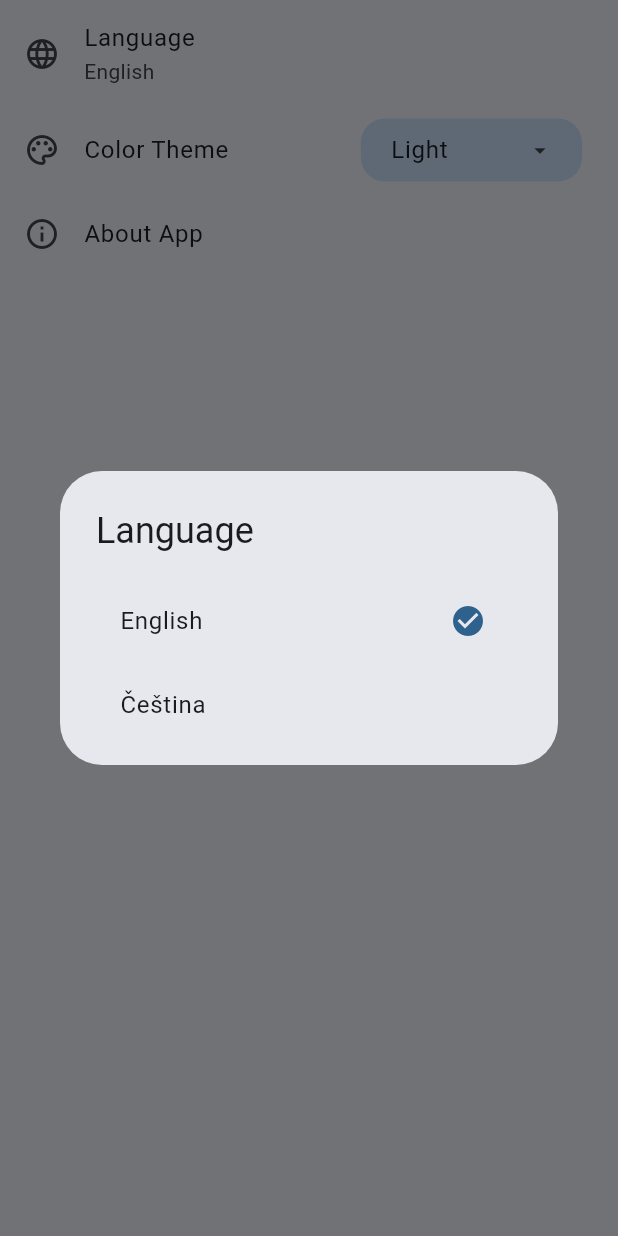
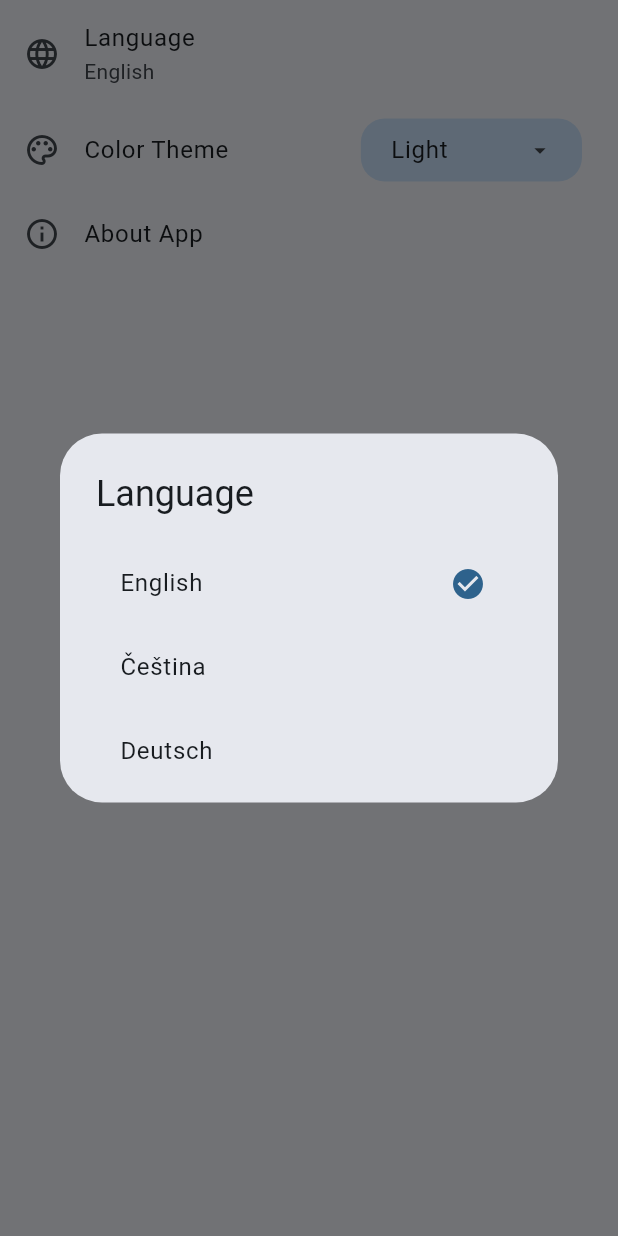
Before and after one commit to Nert53/aqua-points-calculator, a Flutter app: the SettingsScreen screen opened directly, after a tap on "Language", on a phone screen of 412 x 824 dp. Run offline on Flutter 3.47's test engine with Material 3 defaults, Android fonts, the phone set to English and light mode, and no system bars; our stand-ins replace flutter_linkify, flutter_svg, shared_preferences; accounts and stored records are empty; generated files the repository leaves out were written again.

Commit message:
german lang, system color mode

```diff
--- a/lib/view/screen/settings_screen.dart
+++ b/lib/view/screen/settings_screen.dart
@@ -12,7 +12,8 @@ import 'package:fina_points_calculator/main.dart';
 
 enum Language {
   en('English', 'en'),
-  cs('Čeština', 'cs');
+  cs('Čeština', 'cs'),
+  de('Deutsch', 'de');
 
   const Language(this.value, this.code);
   final String value;
@@ -69,26 +70,12 @@ class _SettingsScreenState extends State<SettingsScreen> {
                 openLanguageDialog(context);
               },
             ),
-            /*ListTile(
-              title: Text(AppLocalizations.of(context)!.colorTheme),
-              leading: const Icon(Icons.color_lens_outlined),
-              trailing: Switch(
-                value: isDarkMode,
-                onChanged: (bool value) {
-                  setState(() {
-                    Provider.of<ThemeProvider>(context, listen: false)
-                        .toggleTheme();
-                    isDarkMode = value;
-                  });
-                },
-              ),
-            ),*/
             ListTile(
               title: Text(AppLocalizations.of(context)!.colorTheme),
               leading: const Icon(Icons.color_lens_outlined),
               trailing: DropdownMenu<String>(
                 menuStyle: MenuStyle(
-                  shape: WidgetStateProperty.all(
+                  shape: WidgetStatePropertyAll(
                     RoundedRectangleBorder(
                       borderRadius: BorderRadius.circular(16),
                     ),
@@ -191,7 +178,9 @@ class _SettingsScreenState extends State<SettingsScreen> {
                                   child: Column(
                                     children: [
                                       const Text(
-                                          'Unofficial app for calculating Aqua Points (previously named FINA points). This app is not affiliated with World Aquatics. '),
+                                        'Unofficial app for calculating Aqua Points (previously named FINA points). This app is not affiliated with World Aquatics. ',
+                                        style: TextStyle(fontSize: 14),
+                                      ),
                                       const SizedBox(height: 10),
                                       SelectableLinkify(
                                         onOpen: _onOpen,
--- a/lib/view/widget/time_field.dart
+++ b/lib/view/widget/time_field.dart
@@ -21,7 +21,10 @@ class TimeField extends StatelessWidget {
           functionOnChanged(true);
         },
         keyboardType: TextInputType.number,
-        inputFormatters: [FilteringTextInputFormatter.digitsOnly],
+        inputFormatters: [
+          LengthLimitingTextInputFormatter(2),
+          FilteringTextInputFormatter.digitsOnly
+        ],
         style: const TextStyle(fontWeight: FontWeight.bold, fontSize: 24),
         decoration: InputDecoration(
             labelText: labelText,
```
Also changed, not shown: lib/l10n/app_de.arb (added, +42 -0 lines).
